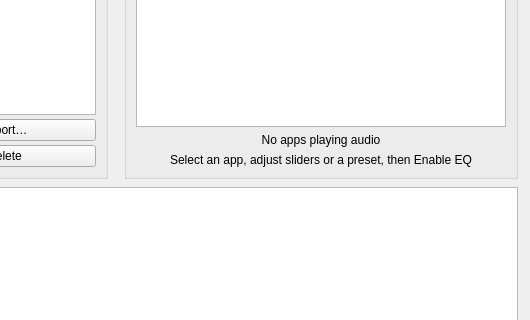
First picture: the form in mainwindow.ui, repository hussainhumam/CurvioEQ, before the edit; both pictures show x 776 to 1306 and y 230 to 550 of the 1306 by 806 pixel window.
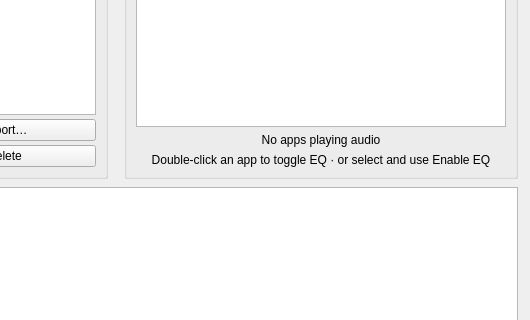
Second picture: the form after the edit.

Commit message: Release v1.2.1: double-click running apps to toggle EQ.

Patch:
```diff
--- a/mainwindow.ui
+++ b/mainwindow.ui
@@ -670,7 +670,7 @@
          <item>
           <widget class="QLabel" name="runningAppsHintLabel">
            <property name="text">
-            <string>Select an app, adjust sliders or a preset, then Enable EQ</string>
+            <string>Double-click an app to toggle EQ · or select and use Enable EQ</string>
            </property>
            <property name="alignment">
             <set>Qt::AlignmentFlag::AlignCenter</set>
```
The commit also changes 5 other files.
